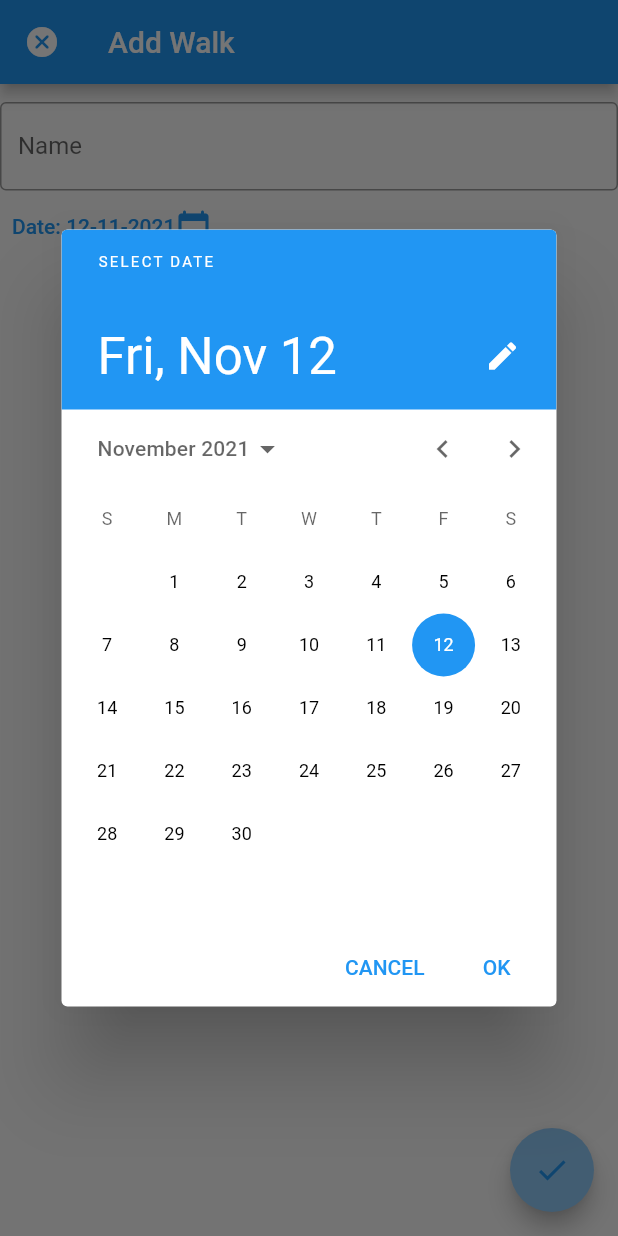
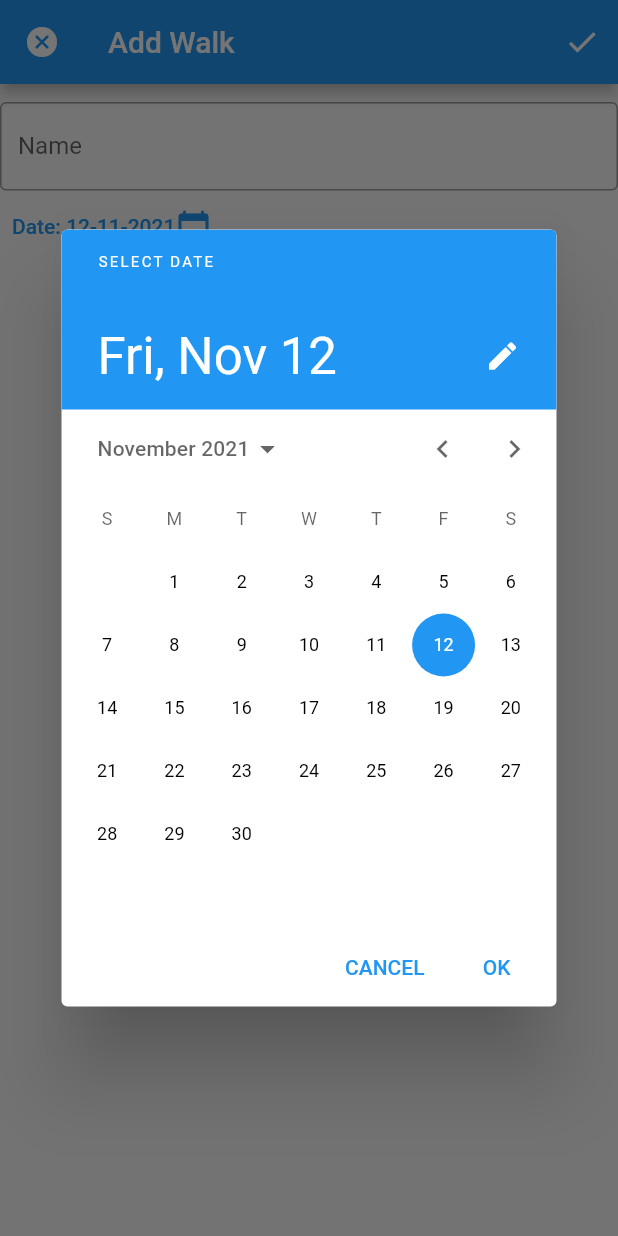
Before and after one commit to X-rays5/walking_schedule, a Flutter app: the AddWalk screen opened directly, after a tap on an icon or button, on a phone screen of 412 x 824 dp. Run offline on Flutter 3.47's test engine with Material 2 defaults, Android fonts, the phone set to English and light mode, and no system bars; our stand-ins replace awesome_notifications, firebase_auth, firebase_core, firebase_messaging, google_sign_in; missing offline and left inert: optimized_cached_image; accounts and stored records are empty; network calls fail.

Commit message:
moved submit new walk button to top right

```diff
--- a/App/lib/add_walk.dart
+++ b/App/lib/add_walk.dart
@@ -91,15 +91,13 @@ class _AddWalkState extends State<AddWalk> {
           icon: const Icon(Icons.cancel_rounded),
           onPressed: () => Navigator.of(context).pop(),
         ),
+        actions: [
+          IconButton(
+              onPressed: (){_Submit();},
+              icon: const Icon(Icons.check)
+          )
+        ],
         title: const Text('Add Walk'),
-      ),
-      floatingActionButton: FloatingActionButton(
-        backgroundColor: Theme.of(context).backgroundColor,
-        foregroundColor: Theme.of(context).primaryColor,
-        onPressed: () => {
-          _Submit()
-        },
-        child: const Icon(Icons.check),
       ),
       body: Column(
         children: [
```
